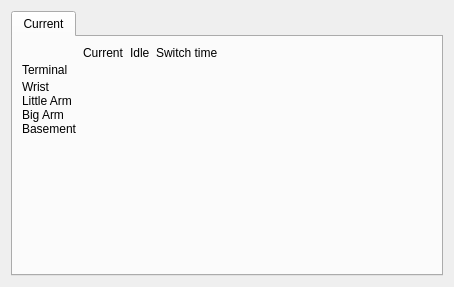
The window that source/plugin/t4/motorconfig.ui (ww4u/mct-t4) describes before a commit, drawn with Qt 5.
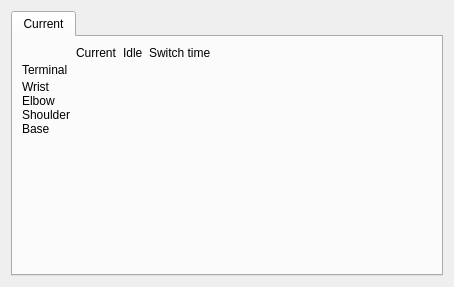
The same window after the commit. Icons and pictures are not drawn. Custom widgets are drawn as their Qt base class.

What changed in the file:
```diff
--- a/source/plugin/t4/motorconfig.ui
+++ b/source/plugin/t4/motorconfig.ui
@@ -77,21 +77,21 @@
        <item row="5" column="0">
         <widget class="QLabel" name="label_4">
          <property name="text">
-          <string>Basement</string>
+          <string>Base</string>
          </property>
         </widget>
        </item>
        <item row="4" column="0">
         <widget class="QLabel" name="label_5">
          <property name="text">
-          <string>Big Arm</string>
+          <string>Shoulder</string>
          </property>
         </widget>
        </item>
        <item row="3" column="0">
         <widget class="QLabel" name="label_6">
          <property name="text">
-          <string>Little Arm</string>
+          <string>Elbow</string>
          </property>
         </widget>
        </item>
```
